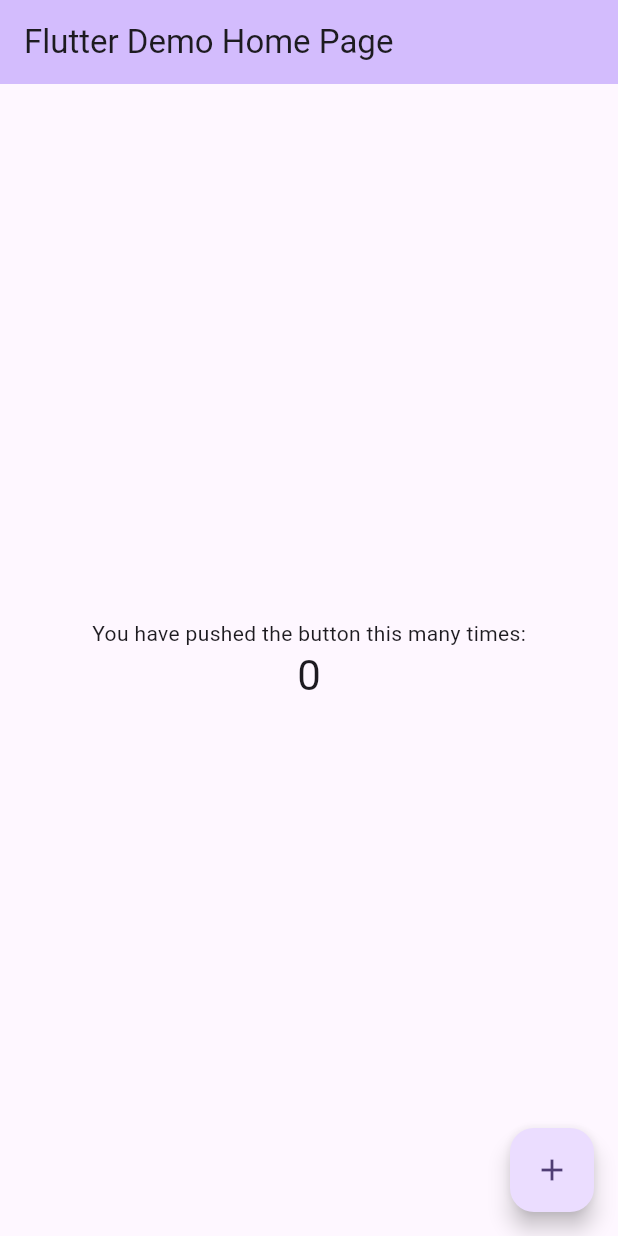
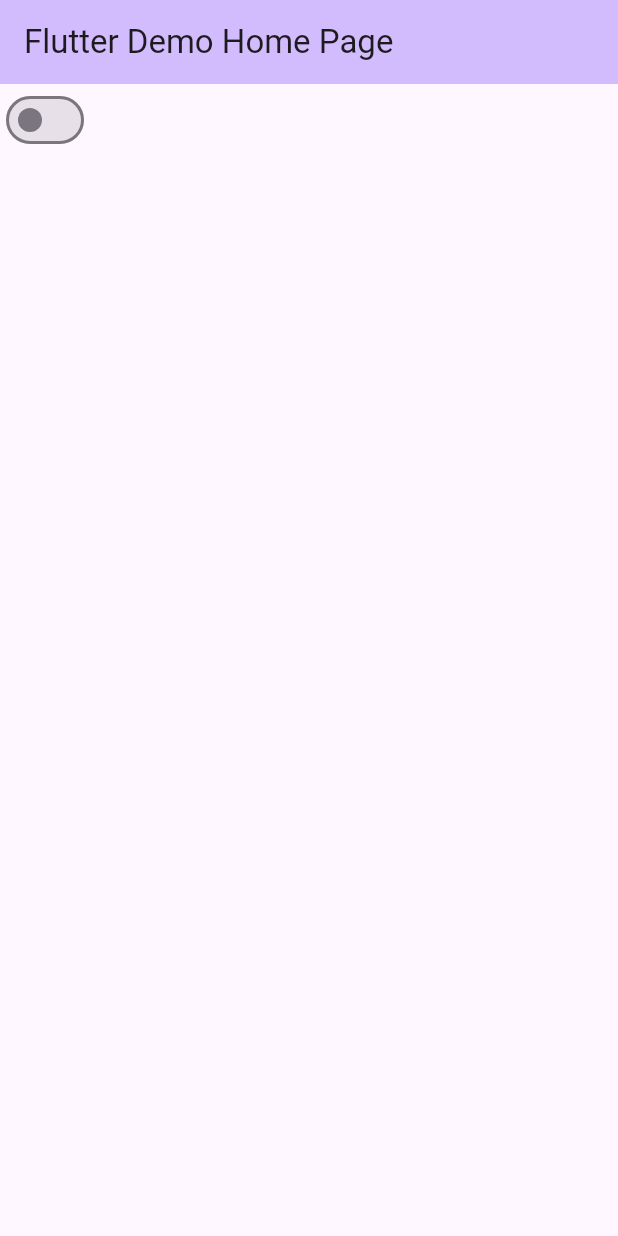
Before and after one commit to Belkovinov/StudyFlutterProject, a Flutter app: the screen it shows after launch, on a phone screen of 412 x 824 dp. Run offline on Flutter 3.47's test engine with Material 3 defaults, Android fonts, the phone set to English and light mode, and no system bars.

Commit message:
End of the lecture №2

```diff
--- a/lib/main.dart
+++ b/lib/main.dart
@@ -6,28 +6,11 @@ void main() {
 
 class MyApp extends StatelessWidget {
   const MyApp({super.key});
-
-  // This widget is the root of your application.
   @override
   Widget build(BuildContext context) {
     return MaterialApp(
       title: 'Flutter Demo',
       theme: ThemeData(
-        // This is the theme of your application.
-        //
-        // TRY THIS: Try running your application with "flutter run". You'll see
-        // the application has a purple toolbar. Then, without quitting the app,
-        // try changing the seedColor in the colorScheme below to Colors.green
-        // and then invoke "hot reload" (save your changes or press the "hot
-        // reload" button in a Flutter-supported IDE, or press "r" if you used
-        // the command line to start the app).
-        //
-        // Notice that the counter didn't reset back to zero; the application
-        // state is not lost during the reload. To reset the state, use hot
-        // restart instead.
-        //
-        // This works for code too, not just values: Most code changes can be
-        // tested with just a hot reload.
         colorScheme: ColorScheme.fromSeed(seedColor: Colors.deepPurple),
       ),
       home: const MyHomePage(title: 'Flutter Demo Home Page'),
@@ -37,17 +20,8 @@ class MyApp extends StatelessWidget {
 
 class MyHomePage extends StatefulWidget {
   const MyHomePage({super.key, required this.title});
+  final String title;
 
-  // This widget is the home page of your application. It is stateful, meaning
-  // that it has a State object (defined below) that contains fields that affect
-  // how it looks.
-
-  // This class is the configuration for the state. It holds the values (in this
-  // case the title) provided by the parent (in this case the App widget) and
-  // used by the build method of the State. Fields in a Widget subclass are
-  // always marked "final".
-
-  final String title;
 
   @override
   State<MyHomePage> createState() => _MyHomePageState();
@@ -55,68 +29,33 @@ class MyHomePage extends StatefulWidget {
 
 class _MyHomePageState extends State<MyHomePage> {
   int _counter = 0;
+  final controller = TextEditingController();
+  bool isPressed = false;
 
   void _incrementCounter() {
     setState(() {
-      // This call to setState tells the Flutter framework that something has
-      // changed in this State, which causes it to rerun the build method below
-      // so that the display can reflect the updated values. If we changed
-      // _counter without calling setState(), then the build method would not be
-      // called again, and so nothing would appear to happen.
       _counter++;
     });
   }
 
   @override
   Widget build(BuildContext context) {
-    // This method is rerun every time setState is called, for instance as done
-    // by the _incrementCounter method above.
-    //
-    // The Flutter framework has been optimized to make rerunning build methods
-    // fast, so that you can just rebuild anything that needs updating rather
-    // than having to individually change instances of widgets.
     return Scaffold(
       appBar: AppBar(
-        // TRY THIS: Try changing the color here to a specific color (to
-        // Colors.amber, perhaps?) and trigger a hot reload to see the AppBar
-        // change color while the other colors stay the same.
-        backgroundColor: Theme.of(context).colorScheme.inversePrimary,
-        // Here we take the value from the MyHomePage object that was created by
-        // the App.build method, and use it to set our appbar title.
-        title: Text(widget.title),
+        backgroundColor: Theme
+            .of(context)
+            .colorScheme
+            .inversePrimary,
+        title: Text("Flutter Demo Home Page"),
       ),
-      body: Center(
-        // Center is a layout widget. It takes a single child and positions it
-        // in the middle of the parent.
-        child: Column(
-          // Column is also a layout widget. It takes a list of children and
-          // arranges them vertically. By default, it sizes itself to fit its
-          // children horizontally, and tries to be as tall as its parent.
-          //
-          // Column has various properties to control how it sizes itself and
-          // how it positions its children. Here we use mainAxisAlignment to
-          // center the children vertically; the main axis here is the vertical
-          // axis because Columns are vertical (the cross axis would be
-          // horizontal).
-          //
-          // TRY THIS: Invoke "debug painting" (choose the "Toggle Debug Paint"
-          // action in the IDE, or press "p" in the console), to see the
-          // wireframe for each widget.
-          mainAxisAlignment: MainAxisAlignment.center,
-          children: <Widget>[
-            const Text('You have pushed the button this many times:'),
-            Text(
-              '$_counter',
-              style: Theme.of(context).textTheme.headlineMedium,
-            ),
-          ],
-        ),
-      ),
-      floatingActionButton: FloatingActionButton(
-        onPressed: _incrementCounter,
-        tooltip: 'Increment',
-        child: const Icon(Icons.add),
-      ), // This trailing comma makes auto-formatting nicer for build methods.
+        body: Switch(
+            value: isPressed,
+            activeThumbColor:Colors.red,
+            onChanged: (bool value) {
+          setState((){
+            isPressed = value;
+          });
+        })
     );
   }
 }
```
